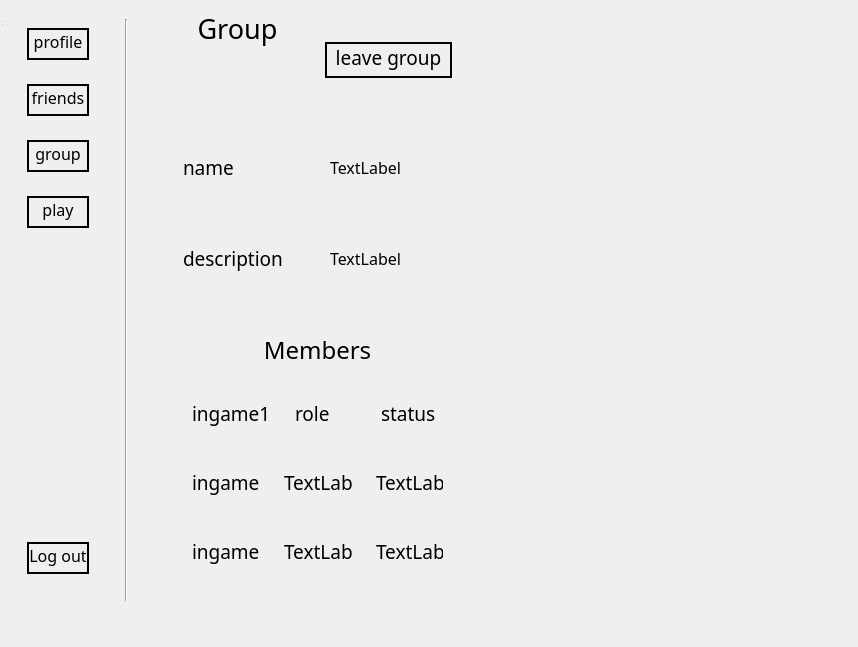
NetworkProgramming-20212-Group1/ChessMultiplayer, file nitin_venv/Chess-master/windows/wui/group_Joined.ui: the form before one commit.
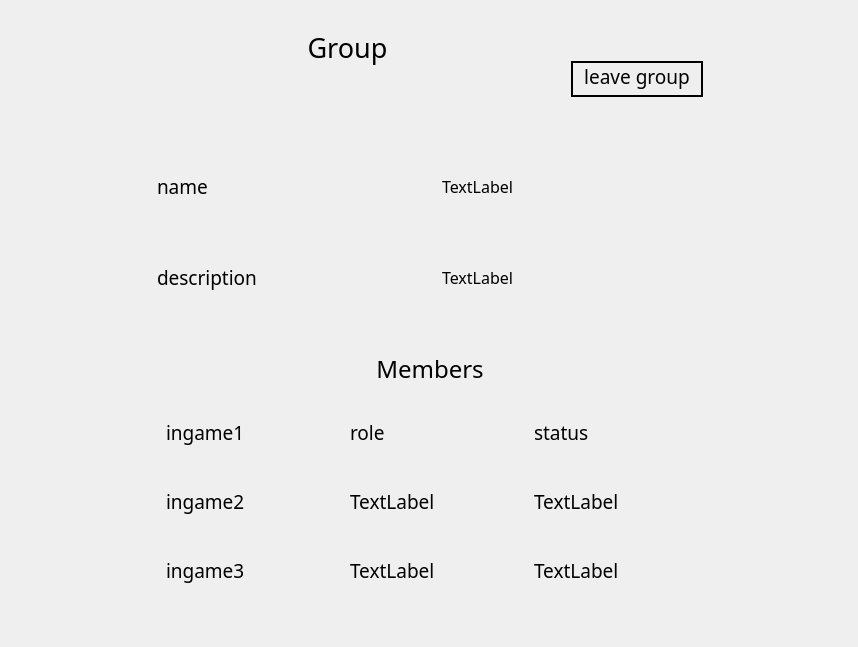
The form after the commit.

What changed in the file:
```diff
--- a/nitin_venv/Chess-master/windows/wui/group_Joined.ui
+++ b/nitin_venv/Chess-master/windows/wui/group_Joined.ui
@@ -18,205 +18,11 @@
     <rect>
      <x>0</x>
      <y>0</y>
-     <width>479</width>
-     <height>602</height>
+     <width>861</width>
+     <height>641</height>
     </rect>
    </property>
    <layout class="QHBoxLayout" name="horizontalLayout_6">
-    <item>
-     <widget class="QWidget" name="widget_9" native="true">
-      <property name="minimumSize">
-       <size>
-        <width>150</width>
-        <height>600</height>
-       </size>
-      </property>
-      <property name="maximumSize">
-       <size>
-        <width>200</width>
-        <height>600</height>
-       </size>
-      </property>
-      <layout class="QHBoxLayout" name="horizontalLayout_7">
-       <item>
-        <widget class="QWidget" name="leftWidget" native="true">
-         <property name="maximumSize">
-          <size>
-           <width>150</width>
-           <height>600</height>
-          </size>
-         </property>
-         <layout class="QVBoxLayout" name="verticalLayout">
-          <item>
-           <widget class="QWidget" name="widget_3" native="true">
-            <layout class="QHBoxLayout" name="horizontalLayout">
-             <item>
-              <widget class="QPushButton" name="profile_button">
-               <property name="font">
-                <font>
-                 <family>Poor Richard</family>
-                 <pointsize>12</pointsize>
-                </font>
-               </property>
-               <property name="styleSheet">
-                <string notr="true">border-radius : 100; 
-border : 2px solid black;
-padding-bottom: 5px</string>
-               </property>
-               <property name="text">
-                <string>profile</string>
-               </property>
-              </widget>
-             </item>
-            </layout>
-           </widget>
-          </item>
-          <item>
-           <widget class="QWidget" name="widget_4" native="true">
-            <layout class="QHBoxLayout" name="horizontalLayout_2">
-             <item>
-              <widget class="QPushButton" name="friend_button">
-               <property name="font">
-                <font>
-                 <family>Poor Richard</family>
-                 <pointsize>12</pointsize>
-                </font>
-               </property>
-               <property name="styleSheet">
-                <string notr="true">border-radius : 100; 
-border : 2px solid black;
-padding-bottom: 5px</string>
-               </property>
-               <property name="text">
-                <string>friends</string>
-               </property>
-              </widget>
-             </item>
-            </layout>
-           </widget>
-          </item>
-          <item>
-           <widget class="QWidget" name="widget_5" native="true">
-            <layout class="QHBoxLayout" name="horizontalLayout_3">
-             <item>
-              <widget class="QPushButton" name="group_button">
-               <property name="font">
-                <font>
-                 <family>Poor Richard</family>
-                 <pointsize>12</pointsize>
-                </font>
-               </property>
-               <property name="styleSheet">
-                <string notr="true">border-radius : 100; 
-border : 2px solid black;
-padding-bottom: 5px</string>
-               </property>
-               <property name="text">
-                <string>group</string>
-               </property>
-              </widget>
-             </item>
-            </layout>
-           </widget>
-          </item>
-          <item>
-           <widget class="QWidget" name="widget_6" native="true">
-            <layout class="QVBoxLayout" name="verticalLayout_2">
-             <item>
-              <widget class="QPushButton" name="play_button">
-               <property name="font">
-                <font>
-                 <family>Poor Richard</family>
-                 <pointsize>12</pointsize>
-                </font>
-               </property>
-               <property name="styleSheet">
-                <string notr="true">border-radius : 100; 
-border : 2px solid black;
-padding-bottom: 5px</string>
-               </property>
-               <property name="text">
-                <string>play</string>
-               </property>
-              </widget>
-             </item>
-            </layout>
-           </widget>
-          </item>
-          <item>
-           <spacer name="verticalSpacer">
-            <property name="orientation">
-             <enum>Qt::Vertical</enum>
-            </property>
-            <property name="sizeHint" stdset="0">
-             <size>
-              <width>20</width>
-              <height>40</height>
-             </size>
-            </property>
-           </spacer>
-          </item>
-          <item>
-           <widget class="QWidget" name="widget_7" native="true">
-            <layout class="QHBoxLayout" name="horizontalLayout_4">
-             <item>
-              <widget class="QPushButton" name="logout_button">
-               <property name="font">
-                <font>
-                 <family>Poor Richard</family>
-                 <pointsize>12</pointsize>
-                </font>
-               </property>
-               <property name="styleSheet">
-                <string notr="true">border-radius : 100; 
-border : 2px solid black;
-padding-bottom: 5px</string>
-               </property>
-               <property name="text">
-                <string>Log out</string>
-               </property>
-              </widget>
-             </item>
-            </layout>
-           </widget>
-          </item>
-         </layout>
-        </widget>
-       </item>
-       <item>
-        <widget class="QWidget" name="widget_8" native="true">
-         <property name="minimumSize">
-          <size>
-           <width>20</width>
-           <height>600</height>
-          </size>
-         </property>
-         <property name="maximumSize">
-          <size>
-           <width>40</width>
-           <height>600</height>
-          </size>
-         </property>
-         <layout class="QHBoxLayout" name="horizontalLayout_8">
-          <item>
-           <widget class="Line" name="line">
-            <property name="minimumSize">
-             <size>
-              <width>5</width>
-              <height>600</height>
-             </size>
-            </property>
-            <property name="orientation">
-             <enum>Qt::Vertical</enum>
-            </property>
-           </widget>
-          </item>
-         </layout>
-        </widget>
-       </item>
-      </layout>
-     </widget>
-    </item>
     <item>
      <widget class="QWidget" name="widget" native="true">
       <property name="maximumSize">
@@ -603,16 +409,6 @@
     </item>
    </layout>
   </widget>
-  <widget class="QStatusBar" name="statusbar">
-   <property name="geometry">
-    <rect>
-     <x>0</x>
-     <y>0</y>
-     <width>3</width>
-     <height>27</height>
-    </rect>
-   </property>
-  </widget>
  </widget>
  <resources/>
  <connections/>
```
